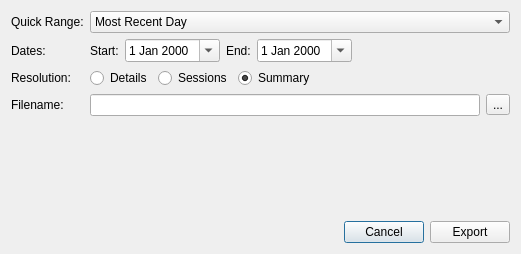
This is exportcsv.ui in sbonaime/sleepyhead-code. as Qt 5 draws it before an edit. The edited form follows.
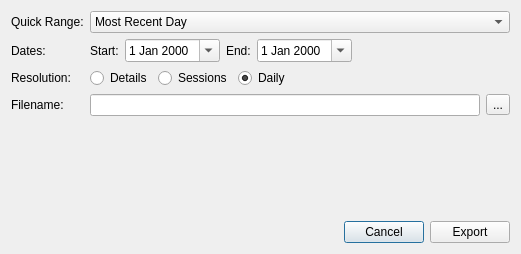
This is the edited form.

Commit message: Help About fix for missing windows revision, Changed export Summary to Daily

What changed in the file:
```diff
--- a/exportcsv.ui
+++ b/exportcsv.ui
@@ -53,7 +53,7 @@
      <item>
       <widget class="QRadioButton" name="rb1_Summary">
        <property name="text">
-        <string>Summary</string>
+        <string>Daily</string>
        </property>
        <property name="checked">
         <bool>true</bool>
```
The commit also changes 1 other file.
